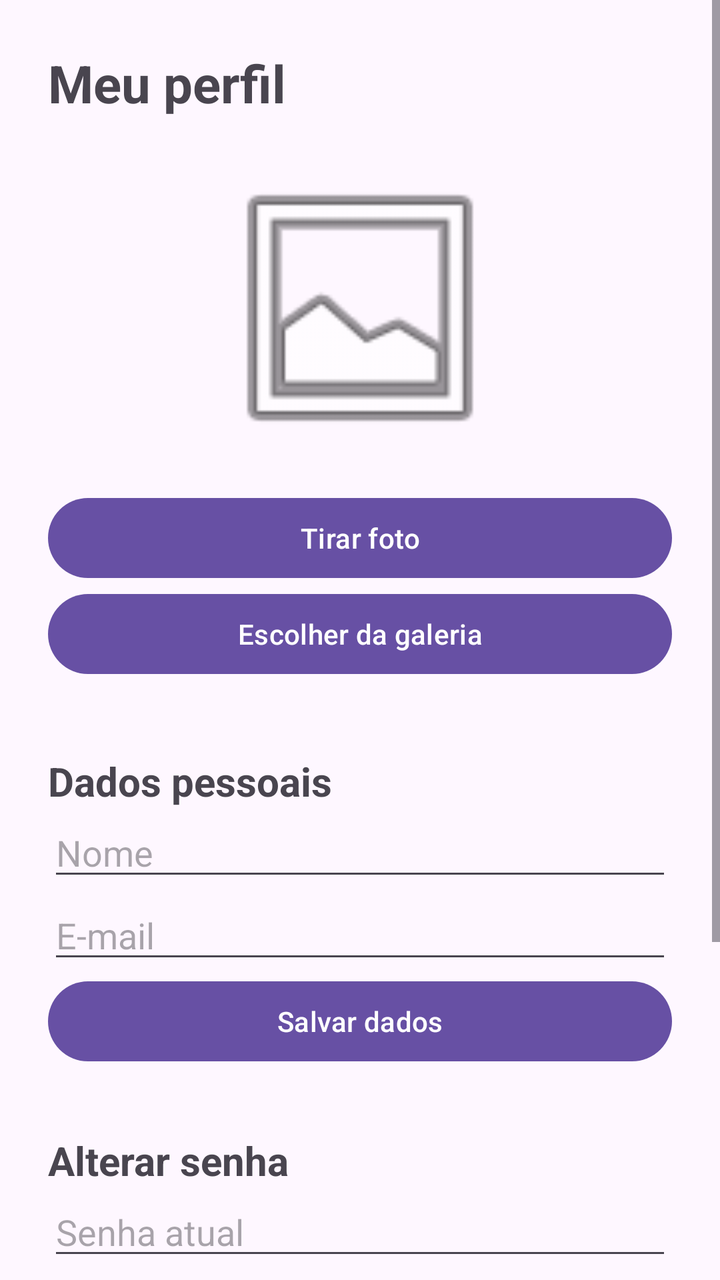
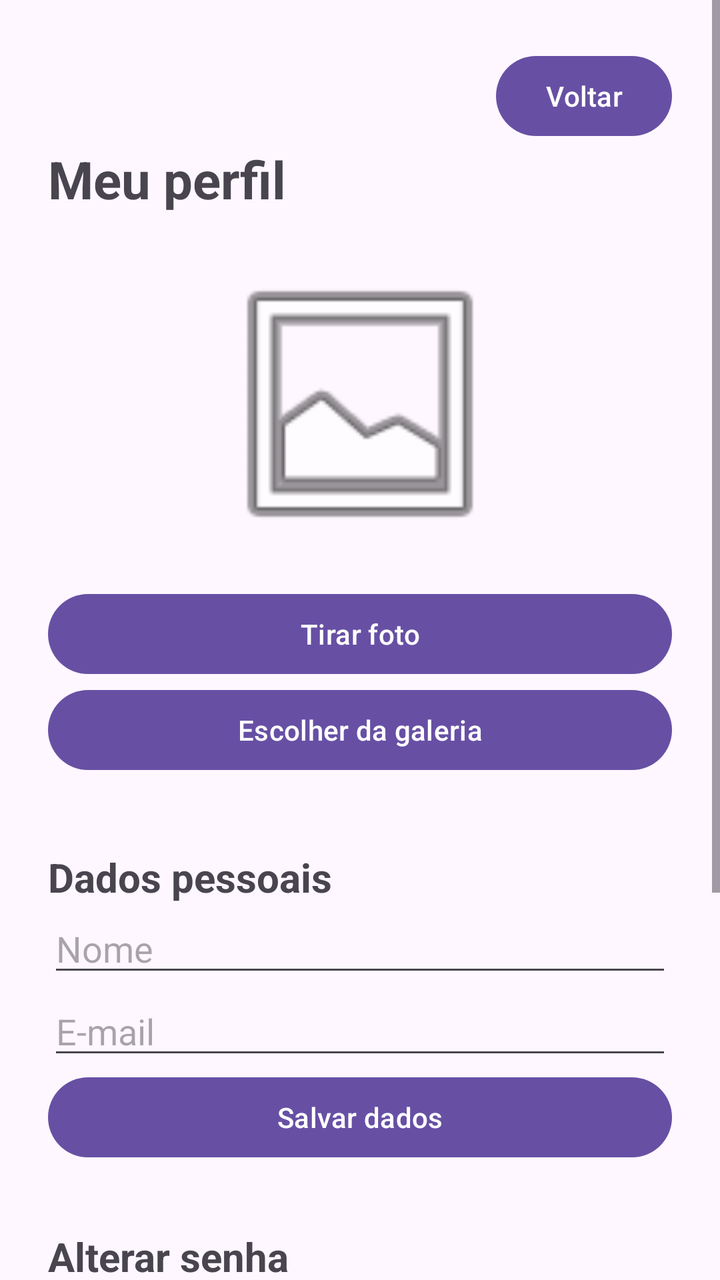

The first picture is an Android layout as it rendered before a commit; the second is the same layout after the commit. The layout source and the unified diff follow.
<!-- AndroidManifest.xml: application theme Theme.LembraAi -->
<!-- res/layout/activity_perfil.xml -->
<?xml version="1.0" encoding="utf-8"?>
<ScrollView xmlns:android="http://schemas.android.com/apk/res/android"
    android:layout_width="match_parent" android:layout_height="match_parent">
    <LinearLayout android:layout_width="match_parent" android:layout_height="wrap_content"
        android:orientation="vertical" android:padding="24dp">
        <TextView android:layout_width="match_parent" android:layout_height="wrap_content"
            android:text="Meu perfil" android:textSize="26sp" android:textStyle="bold"
            android:layout_marginBottom="20dp" />
        <ImageView android:id="@+id/imgFotoPerfil" android:layout_width="150dp"
            android:layout_height="150dp" android:layout_gravity="center_horizontal"
            android:layout_marginBottom="16dp" android:src="@android:drawable/ic_menu_gallery"
            android:scaleType="centerCrop" android:contentDescription="Foto de perfil" />
        <Button android:id="@+id/btnTirarFoto" android:layout_width="match_parent"
            android:layout_height="wrap_content" android:text="Tirar foto" />
        <Button android:id="@+id/btnGaleria" android:layout_width="match_parent"
            android:layout_height="wrap_content" android:text="Escolher da galeria"
            android:layout_marginBottom="20dp" />
        <TextView android:layout_width="match_parent" android:layout_height="wrap_content"
            android:text="Dados pessoais" android:textSize="20sp" android:textStyle="bold"
            android:layout_marginTop="16dp" />
        <EditText android:id="@+id/edtPerfilNome" android:layout_width="match_parent"
            android:layout_height="wrap_content" android:hint="Nome"
            android:inputType="textPersonName" />
        <EditText android:id="@+id/edtPerfilEmail" android:layout_width="match_parent"
            android:layout_height="wrap_content" android:hint="E-mail"
            android:inputType="textEmailAddress" />
        <Button android:id="@+id/btnSalvarPerfil" android:layout_width="match_parent"
            android:layout_height="wrap_content" android:text="Salvar dados" />
        <TextView android:layout_width="match_parent" android:layout_height="wrap_content"
            android:text="Alterar senha" android:textSize="20sp" android:textStyle="bold"
            android:layout_marginTop="32dp" />
        <EditText android:id="@+id/edtSenhaAtual" android:layout_width="match_parent"
            android:layout_height="wrap_content" android:hint="Senha atual"
            android:inputType="textPassword" />
        <EditText android:id="@+id/edtNovaSenha" android:layout_width="match_parent"
            android:layout_height="wrap_content" android:hint="Nova senha"
            android:inputType="textPassword" />
        <EditText android:id="@+id/edtConfirmarNovaSenha" android:layout_width="match_parent"
            android:layout_height="wrap_content" android:hint="Confirmar nova senha"
            android:inputType="textPassword" />
        <Button android:id="@+id/btnAlterarSenha" android:layout_width="match_parent"
            android:layout_height="wrap_content" android:text="Alterar senha" />
        <Button android:id="@+id/btnSairPerfil" android:layout_width="match_parent"
            android:layout_height="wrap_content" android:text="Sair da conta"
            android:layout_marginTop="32dp" />
    </LinearLayout>
</ScrollView>
<!-- resources referenced by this layout -->
<resources>
  <style name="Theme.LembraAi" parent="Base.Theme.LembraAi" />
  <style name="Base.Theme.LembraAi" parent="Theme.Material3.DayNight" />
</resources>

<!-- the commit's change to res/layout/activity_perfil.xml (unified diff, before → after) -->
@@ -3,6 +3,12 @@
     android:layout_width="match_parent" android:layout_height="match_parent">
     <LinearLayout android:layout_width="match_parent" android:layout_height="wrap_content"
         android:orientation="vertical" android:padding="24dp">
+        <Button
+            android:id="@+id/btnVoltar"
+            android:layout_width="wrap_content"
+            android:layout_height="wrap_content"
+            android:layout_gravity="end"
+            android:text="Voltar" />
         <TextView android:layout_width="match_parent" android:layout_height="wrap_content"
             android:text="Meu perfil" android:textSize="26sp" android:textStyle="bold"
             android:layout_marginBottom="20dp" />
<!-- resource entries referenced after the edit -->
@@ -1,6 +1,9 @@
 <!-- resources referenced by this layout -->
 <resources>
   <style name="Theme.LembraAi" parent="Base.Theme.LembraAi" />
-  <style name="Base.Theme.LembraAi" parent="Theme.Material3.DayNight" />
+  <style name="Base.Theme.LembraAi" parent="Theme.Material3.DayNight">
+          <item name="android:statusBarColor">?attr/colorSurface</item>
+          <item name="android:windowLightStatusBar">true</item>
+      </style>
 </resources>
 
